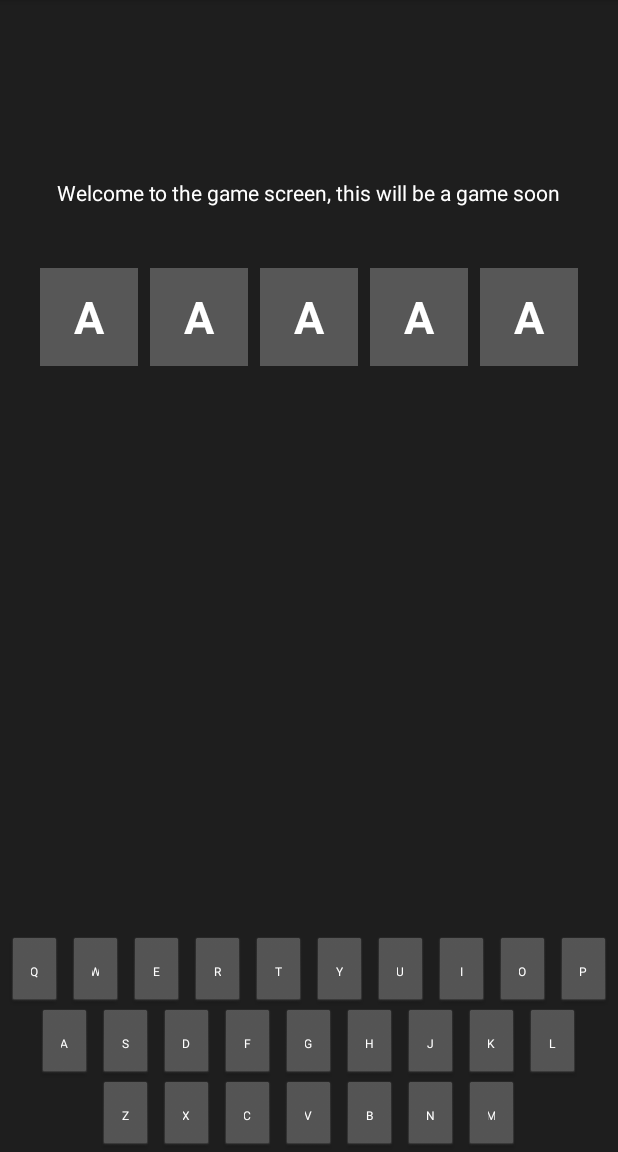
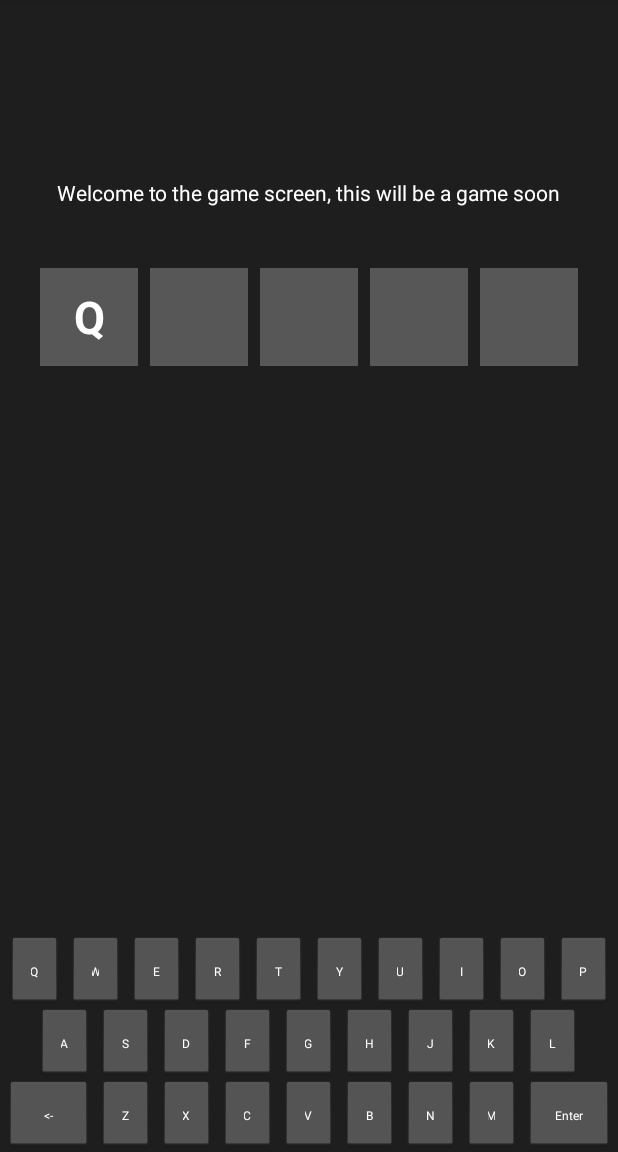
Before and after one commit to RuskDev/Spello, an Android app: the GameActivity screen opened directly, with no data from a screen before it, after a tap on an icon or button, on a phone screen of 412 x 824 dp, the part 84-1236 px from its top. Run offline under Robolectric (Android 15) with nearby library versions, the phone set to English and light mode, and no system bars.

Commit message:
Added letter view functionality

```diff
--- a/app/src/main/java/com/rdev/spello/GameActivity.java
+++ b/app/src/main/java/com/rdev/spello/GameActivity.java
@@ -3,8 +3,11 @@ package com.rdev.spello;
 import android.os.Bundle;
 import android.view.View;
 import android.widget.Button;
+import android.widget.TextView;
 
 import androidx.appcompat.app.AppCompatActivity;
+
+import java.util.ArrayList;
 
 public class GameActivity extends AppCompatActivity implements View.OnClickListener {
 
@@ -36,39 +39,63 @@ public class GameActivity extends AppCompatActivity implements View.OnClickListe
     private Button vKey;
     private Button nKey;
     private Button mKey;
+    private Button backKey;
+    private Button enterKey;
+
+    private TextView a1;
+    private TextView a2;
+    private TextView a3;
+    private TextView a4;
+    private TextView a5;
+
+    private ArrayList<TextView> letters = new ArrayList<>();
 
     @Override
     protected void onCreate(Bundle savedInstanceState) {
         super.onCreate(savedInstanceState);
         setContentView(R.layout.game_activity);
-//        gameMaster = new GameMaster(findViewById(R.id.textTemp));
+        gameMaster = new GameMaster(this);
 
-        qKey = findViewById(R.id.qKey);
-        wKey = findViewById(R.id.wKey);
-        eKey = findViewById(R.id.eKey);
-        rKey = findViewById(R.id.rKey);
-        tKey = findViewById(R.id.tKey);
-        yKey = findViewById(R.id.yKey);
-        uKey = findViewById(R.id.uKey);
-        iKey = findViewById(R.id.iKey);
-        oKey = findViewById(R.id.oKey);
-        pKey = findViewById(R.id.pKey);
-        aKey = findViewById(R.id.aKey);
-        sKey = findViewById(R.id.sKey);
-        dKey = findViewById(R.id.dKey);
-        fKey = findViewById(R.id.fKey);
-        gKey = findViewById(R.id.gKey);
-        hKey = findViewById(R.id.hKey);
-        jKey = findViewById(R.id.jKey);
-        kKey = findViewById(R.id.kKey);
-        lKey = findViewById(R.id.lKey);
-        zKey = findViewById(R.id.zKey);
-        xKey = findViewById(R.id.xKey);
-        cKey = findViewById(R.id.cKey);
-        vKey = findViewById(R.id.vKey);
-        bKey = findViewById(R.id.bKey);
-        nKey = findViewById(R.id.nKey);
-        mKey = findViewById(R.id.mKey);
+        qKey = (Button) findViewById(R.id.qKey);
+        wKey = (Button) findViewById(R.id.wKey);
+        eKey = (Button) findViewById(R.id.eKey);
+        rKey = (Button) findViewById(R.id.rKey);
+        tKey = (Button) findViewById(R.id.tKey);
+        yKey = (Button) findViewById(R.id.yKey);
+        uKey = (Button) findViewById(R.id.uKey);
+        iKey = (Button) findViewById(R.id.iKey);
+        oKey = (Button) findViewById(R.id.oKey);
+        pKey = (Button) findViewById(R.id.pKey);
+        aKey = (Button) findViewById(R.id.aKey);
+        sKey = (Button) findViewById(R.id.sKey);
+        dKey = (Button) findViewById(R.id.dKey);
+        fKey = (Button) findViewById(R.id.fKey);
+        gKey = (Button) findViewById(R.id.gKey);
+        hKey = (Button) findViewById(R.id.hKey);
+        jKey = (Button) findViewById(R.id.jKey);
+        kKey = (Button) findViewById(R.id.kKey);
+        lKey = (Button) findViewById(R.id.lKey);
+        zKey = (Button) findViewById(R.id.zKey);
+        xKey = (Button) findViewById(R.id.xKey);
+        cKey = (Button) findViewById(R.id.cKey);
+        vKey = (Button) findViewById(R.id.vKey);
+        bKey = (Button) findViewById(R.id.bKey);
+        nKey = (Button) findViewById(R.id.nKey);
+        mKey = (Button) findViewById(R.id.mKey);
+        backKey = (Button) findViewById(R.id.bacKKey);
+        enterKey = (Button) findViewById(R.id.enterKey);
+
+        a1 = findViewById(R.id.letterA1);
+        a2 = findViewById(R.id.letterA2);
+        a3 = findViewById(R.id.letterA3);
+        a4 = findViewById(R.id.letterA4);
+        a5 = findViewById(R.id.letterA5);
+
+        letters.add(a1);
+        letters.add(a2);
+        letters.add(a3);
+        letters.add(a4);
+        letters.add(a5);
 
 
         setClickListeners();
@@ -101,6 +128,8 @@ public class GameActivity extends AppCompatActivity implements View.OnClickListe
         bKey.setOnClickListener(this);
         nKey.setOnClickListener(this);
         mKey.setOnClickListener(this);
+        backKey.setOnClickListener(this);
+        enterKey.setOnClickListener(this);
     }
 
     @Override
@@ -108,4 +137,8 @@ public class GameActivity extends AppCompatActivity implements View.OnClickListe
         Button buttonPressed = (Button) view;
         gameMaster.keyPressed((String) buttonPressed.getText());
     }
+
+    public void setLetter(int pos, String l){
+        letters.get(pos).setText(l);
+    }
 }
--- a/app/src/main/java/com/rdev/spello/GameMaster.java
+++ b/app/src/main/java/com/rdev/spello/GameMaster.java
@@ -6,25 +6,49 @@ import android.widget.TextView;
 import java.util.ArrayList;
 
 public class GameMaster {
-    TextView textView;
-    ArrayList<String> wordGuess;
+    ArrayList<String> wordGuess = new ArrayList<>();
+    ArrayList<String> answer;
+    int row = 0;
+    GameActivity gameActivity;
+    int letter = 0;
 
-    public GameMaster(TextView textView) {
-        this.textView = textView;
-        wordGuess = new ArrayList<>();
+    public GameMaster(GameActivity gameActivity) {
+        this.gameActivity = gameActivity;
+        for (int i = 0; i < 5; i++){
+            wordGuess.add("");
+        }
     }
 
     public void keyPressed(String let){
-        wordGuess.add(let);
-        updateView();
+        if (let.length() == 1) {
+            if (letter < 5) {
+                wordGuess.set(letter, let);
+                letter++;
+                updateView();
+            }
+        } else if (let.equals("<-")){
+            if (letter > 0){
+                letter--;
+                wordGuess.set(letter, " ");
+                updateView();
+            }
+        } else {
+            enterPressed();
+        }
+    }
+
+    public void enterPressed(){
+
     }
 
     public void updateView(){
         String word = "";
+        int count = 0;
         for (String s : wordGuess){
         word += s;
+        gameActivity.setLetter(count, s);
+        count++;
         }
-        textView.setText(word);
     }
 
 }
--- a/app/src/main/res/layout/game_activity.xml
+++ b/app/src/main/res/layout/game_activity.xml
@@ -164,6 +164,14 @@
             android:gravity="center_horizontal">
 
             <Button
+                android:id="@+id/bacKKey"
+                style="@style/keyButton"
+                android:layout_width="14dp"
+                android:layout_weight="2"
+                android:text="@string/backKey"
+                tools:ignore="SmallSp,TouchTargetSizeCheck" />
+
+            <Button
                 android:id="@+id/zKey"
                 style="@style/keyButton"
                 android:text="@string/z"
@@ -205,6 +213,14 @@
                 android:text="@string/m"
                 tools:ignore="SmallSp,TouchTargetSizeCheck" />
 
+            <Button
+                android:id="@+id/enterKey"
+                style="@style/keyButton"
+                android:layout_width="19dp"
+                android:layout_weight="2"
+                android:text="@string/enter"
+                tools:ignore="SmallSp,TouchTargetSizeCheck" />
+
 
         </TableRow>
 
@@ -227,29 +243,24 @@
             android:gravity="center_horizontal">
 
             <TextView
-                android:id="@+id/letter1A"
-                style="@style/letterSpace"
-                android:text="A" />
+                android:id="@+id/letterA1"
+                style="@style/letterSpace"/>
 
             <TextView
-                android:id="@+id/letter1B"
-                style="@style/letterSpace"
-                android:text="A" />
+                android:id="@+id/letterA2"
+                style="@style/letterSpace" />
 
             <TextView
-                android:id="@+id/letter1C"
-                style="@style/letterSpace"
-                android:text="A" />
+                android:id="@+id/letterA3"
+                style="@style/letterSpace" />
 
             <TextView
-                android:id="@+id/letter1D"
-                style="@style/letterSpace"
-                android:text="A" />
+                android:id="@+id/letterA4"
+                style="@style/letterSpace" />
 
             <TextView
-                android:id="@+id/letter1E"
-                style="@style/letterSpace"
-                android:text="A" />
+                android:id="@+id/letterA5"
+                style="@style/letterSpace" />
         </TableRow>
 
     </TableLayout>
--- a/app/src/main/res/values/strings.xml
+++ b/app/src/main/res/values/strings.xml
@@ -28,4 +28,6 @@
     <string name="d">D</string>
     <string name="s">S</string>
     <string name="a">A</string>
+    <string name="backKey"><![CDATA[<-]]></string>
+    <string name="enter">Enter</string>
 </resources>
```
